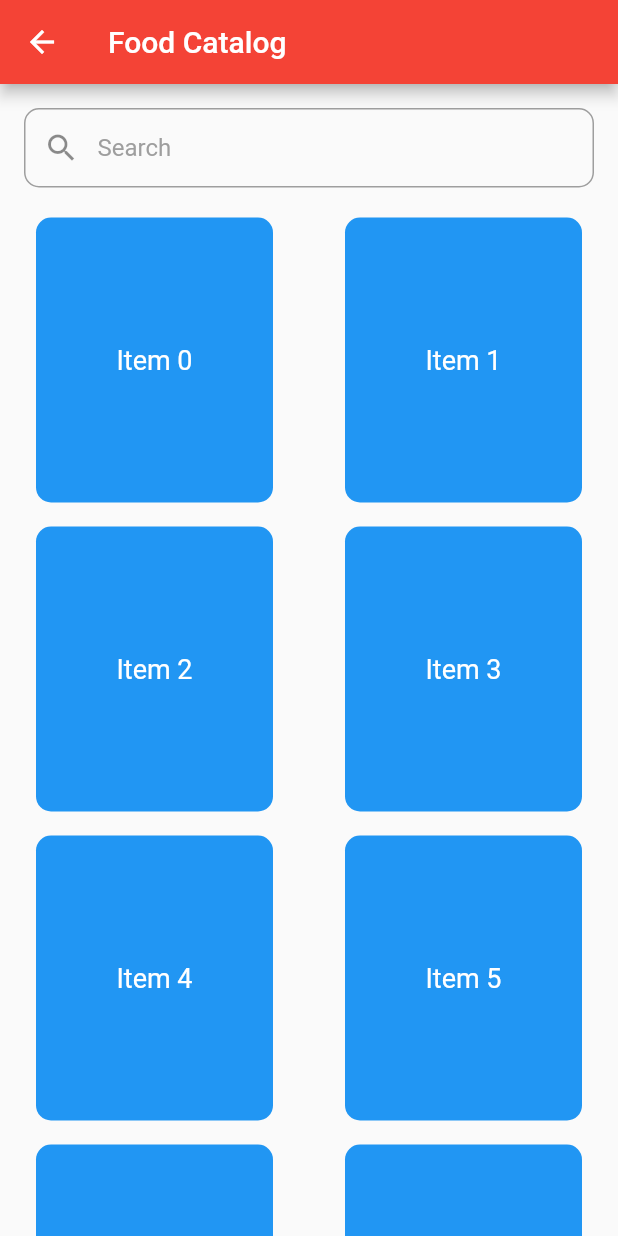
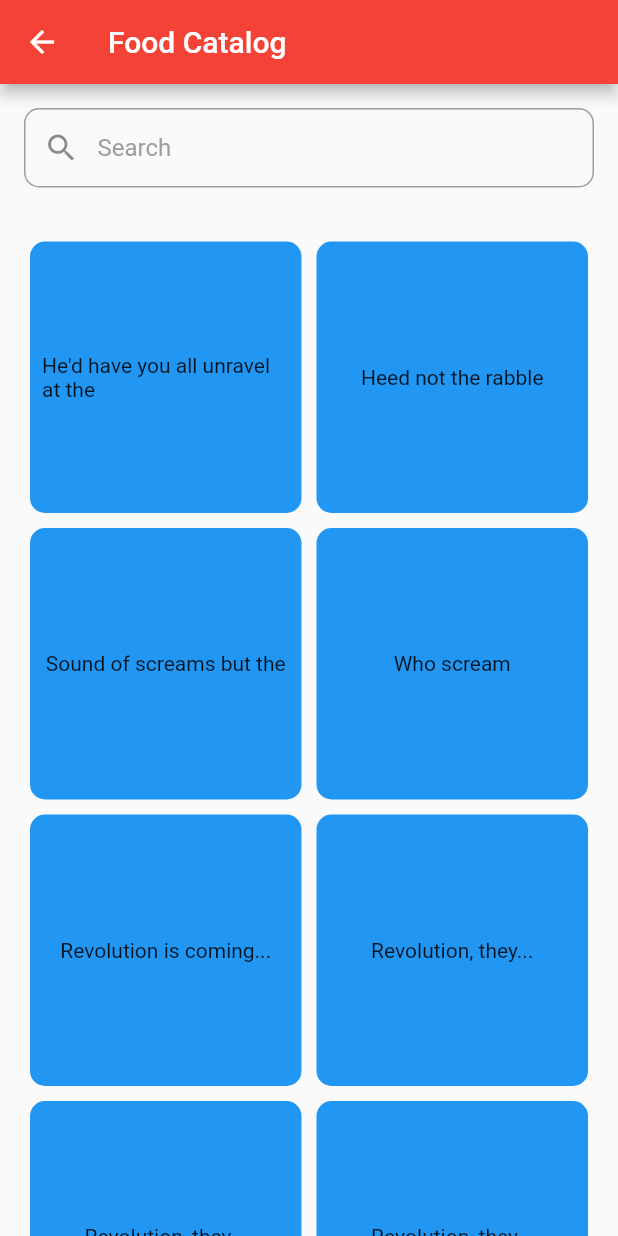
Before and after one commit to noitisoprepus/food-hunter, a Flutter app: the CatalogPage screen opened directly, on a phone screen of 412 x 824 dp. Run offline on Flutter 3.47's test engine with Material 2 defaults, Android fonts, the phone set to English and light mode, and no system bars.

Commit message:
CatalogPage improved

```diff
--- a/lib/pages/catalog.dart
+++ b/lib/pages/catalog.dart
@@ -30,17 +30,33 @@ class CatalogPage extends StatelessWidget {
             ),
           ),
           Expanded(
-            child: GridView.builder(
-              gridDelegate: SliverGridDelegateWithFixedCrossAxisCount(
-                crossAxisCount: 2, // Number of columns
-                crossAxisSpacing: 16.0, // Horizontal spacing between grid items
-                mainAxisSpacing: 16.0, // Vertical spacing between grid items
+            child: GridView.count(
+              primary: false,
+              padding: const EdgeInsets.all(20),
+              crossAxisSpacing: 10,
+              mainAxisSpacing: 10,
+              crossAxisCount: 2,
+              children: <Widget>[
+                _buildGridItem(context, 0, 'He\'d have you all unravel at the'),
+                _buildGridItem(context, 1, 'Heed not the rabble'),
+                _buildGridItem(context, 2, 'Sound of screams but the'),
+                _buildGridItem(context, 3, 'Who scream'),
+                _buildGridItem(context, 4, 'Revolution is coming...'),
+                _buildGridItem(context, 5, 'Revolution, they...'),
+                _buildGridItem(context, 6, 'Revolution, they...'),
+                _buildGridItem(context, 7, 'Revolution, they...'),
+                _buildGridItem(context, 8, 'Revolution, they...'),
+                _buildGridItem(context, 9, 'Revolution, they...'),
+              ],
+            )
           ),
-              itemCount: 12, // Number of grid items
-              padding: EdgeInsets.symmetric(horizontal: 8.0), // Padding around the grid
-              itemBuilder: (BuildContext context, int index) {
-                // Wrap each grid item with a ListTile
-                return ListTile(
+        ],
+      ),
+    );
+  }
+
+  Widget _buildGridItem(BuildContext context, int index, String text) {
+    return GestureDetector(
       onTap: () {
         // Navigate to the FoodPage when item is clicked
         Navigator.push(
@@ -50,26 +66,16 @@ class CatalogPage extends StatelessWidget {
           ),
         );
       },
-                  title: Container(
+      child: Container(
+        padding: const EdgeInsets.all(8),
+        // color: Colors.teal[100 * (index + 1)],
         decoration: BoxDecoration(
           color: Colors.blue, // Change to your preferred background color
           borderRadius: BorderRadius.circular(10.0), // Border radius of each box
         ),
         child: Center(
-                      child: Text(
-                        'Item $index',
-                        style: TextStyle(
-                          color: Colors.white, // Text color
-                          fontSize: 18.0, // Text font size
+          child: Text(text),
         ),
-                      ),
-                    ),
-                  ),
-                );
-              },
-            ),
-          ),
-        ],
       ),
     );
   }
```
Lines whose indentation alone changed are shown as unchanged.
